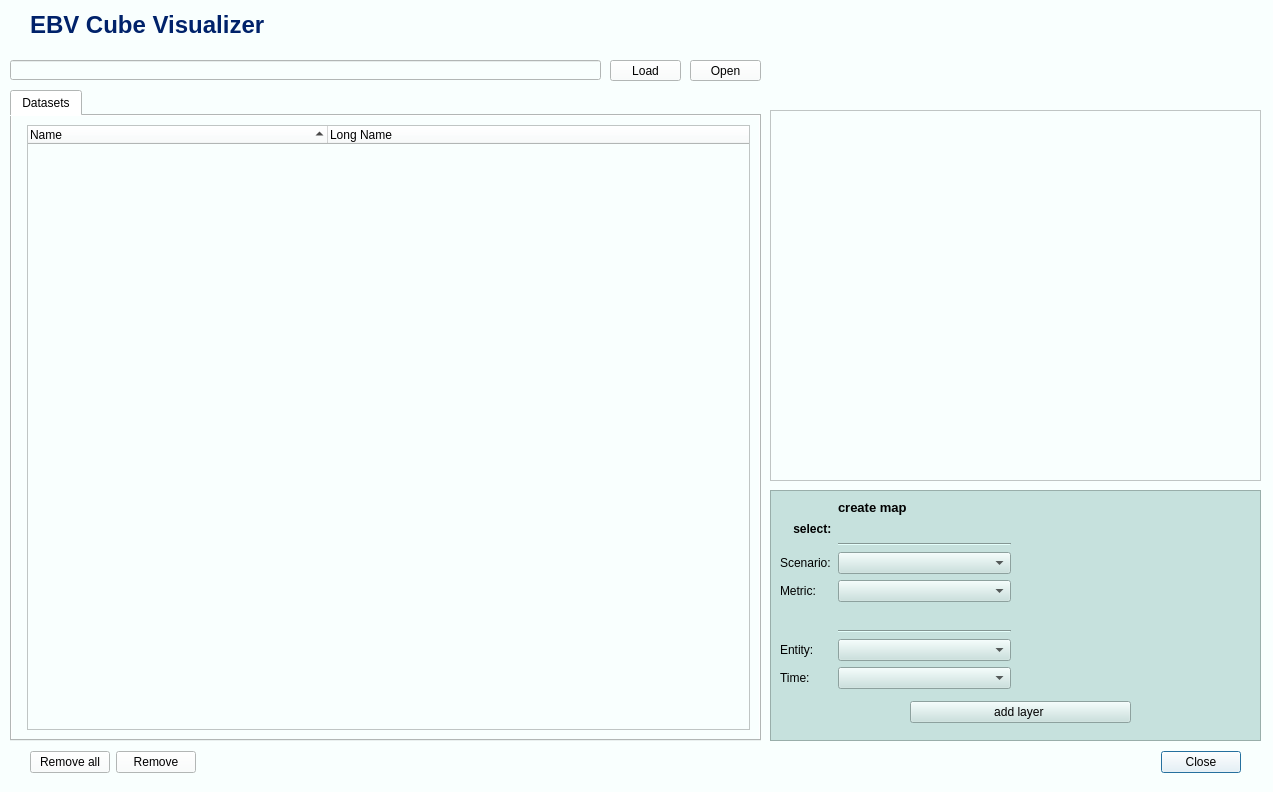
The window that EBVCubeVisualizer.ui (EBVcube/EBVCubeVisualizer) describes before a commit, drawn with Qt 5.
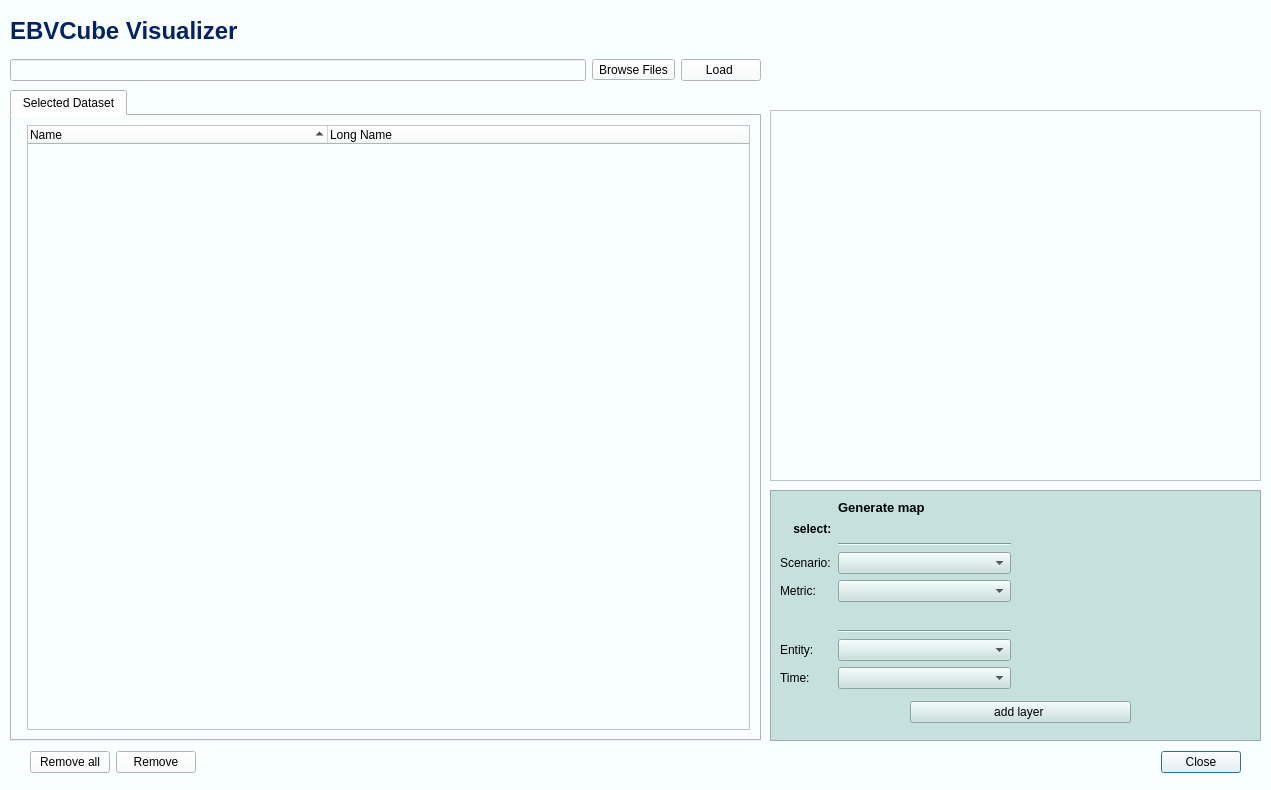
The same window after the commit.

Commit message: Names of buttons enhanced

```diff
--- a/EBVCubeVisualizer.ui
+++ b/EBVCubeVisualizer.ui
@@ -6,12 +6,12 @@
    <rect>
     <x>0</x>
     <y>0</y>
-    <width>1273</width>
-    <height>792</height>
+    <width>1271</width>
+    <height>790</height>
    </rect>
   </property>
   <property name="sizePolicy">
-   <sizepolicy hsizetype="Fixed" vsizetype="Fixed">
+   <sizepolicy hsizetype="Expanding" vsizetype="Expanding">
     <horstretch>0</horstretch>
     <verstretch>0</verstretch>
    </sizepolicy>
@@ -49,25 +49,6 @@
   <property name="modal">
    <bool>false</bool>
   </property>
-  <widget class="QLabel" name="label_6">
-   <property name="geometry">
-    <rect>
-     <x>30</x>
-     <y>10</y>
-     <width>271</width>
-     <height>31</height>
-    </rect>
-   </property>
-   <property name="font">
-    <font>
-     <weight>75</weight>
-     <bold>true</bold>
-    </font>
-   </property>
-   <property name="text">
-    <string>&lt;html&gt;&lt;head/&gt;&lt;body&gt;&lt;p&gt;&lt;span style=&quot; font-size:18pt; font-weight:600; color:#00226a;&quot;&gt;EBV Cube Visualizer&lt;/span&gt;&lt;/p&gt;&lt;/body&gt;&lt;/html&gt;</string>
-   </property>
-  </widget>
   <widget class="QWidget" name="gridLayoutWidget">
    <property name="geometry">
     <rect>
@@ -91,7 +72,7 @@
       </property>
       <widget class="QWidget" name="tab">
        <attribute name="title">
-        <string>Datasets</string>
+        <string>Selected Dataset</string>
        </attribute>
        <layout class="QFormLayout" name="formLayout">
         <item row="0" column="1">
@@ -400,21 +381,49 @@
         </font>
        </property>
        <property name="text">
-        <string>&lt;html&gt;&lt;head/&gt;&lt;body&gt;&lt;p&gt;&lt;span style=&quot; font-size:10pt;&quot;&gt;create map&lt;/span&gt;&lt;/p&gt;&lt;/body&gt;&lt;/html&gt;</string>
+        <string>&lt;html&gt;&lt;head/&gt;&lt;body&gt;&lt;p&gt;&lt;span style=&quot; font-size:10pt;&quot;&gt;Generate map&lt;/span&gt;&lt;/p&gt;&lt;/body&gt;&lt;/html&gt;</string>
        </property>
       </widget>
      </item>
     </layout>
    </widget>
   </widget>
+  <widget class="QWidget" name="">
+   <property name="geometry">
+    <rect>
+     <x>10</x>
+     <y>10</y>
+     <width>751</width>
+     <height>71</height>
+    </rect>
+   </property>
+   <layout class="QGridLayout" name="gridLayout_2">
+    <property name="sizeConstraint">
+     <enum>QLayout::SetDefaultConstraint</enum>
+    </property>
+    <item row="0" column="0">
+     <widget class="QLabel" name="label_6">
+      <property name="font">
+       <font>
+        <weight>75</weight>
+        <bold>true</bold>
+       </font>
+      </property>
+      <property name="text">
+       <string>&lt;html&gt;&lt;head/&gt;&lt;body&gt;&lt;p&gt;&lt;span style=&quot; font-size:18pt; color:#00226a;&quot;&gt;EBVCube Visualizer&lt;/span&gt;&lt;/p&gt;&lt;/body&gt;&lt;/html&gt;</string>
+      </property>
+     </widget>
+    </item>
+    <item row="1" column="0">
+     <widget class="QLineEdit" name="text_set"/>
+    </item>
+    <item row="1" column="1">
   <widget class="QToolButton" name="btn_inputFile">
-   <property name="geometry">
-    <rect>
-     <x>610</x>
-     <y>60</y>
-     <width>71</width>
-     <height>21</height>
-    </rect>
+      <property name="sizePolicy">
+       <sizepolicy hsizetype="Fixed" vsizetype="Fixed">
+        <horstretch>0</horstretch>
+        <verstretch>0</verstretch>
+       </sizepolicy>
    </property>
    <property name="minimumSize">
     <size>
@@ -438,18 +447,12 @@
     <string>&lt;html&gt;&lt;head/&gt;&lt;body&gt;&lt;p align=&quot;center&quot;&gt;&lt;br/&gt;&lt;/p&gt;&lt;/body&gt;&lt;/html&gt;</string>
    </property>
    <property name="text">
-    <string>Load</string>
-   </property>
-  </widget>
+       <string>Browse Files</string>
+      </property>
+     </widget>
+    </item>
+    <item row="1" column="2">
   <widget class="QPushButton" name="btn_load">
-   <property name="geometry">
-    <rect>
-     <x>690</x>
-     <y>60</y>
-     <width>71</width>
-     <height>21</height>
-    </rect>
-   </property>
    <property name="sizePolicy">
     <sizepolicy hsizetype="Fixed" vsizetype="Fixed">
      <horstretch>0</horstretch>
@@ -457,21 +460,14 @@
     </sizepolicy>
    </property>
    <property name="text">
-    <string>Open</string>
+       <string>Load </string>
    </property>
    <property name="autoRepeat">
     <bool>false</bool>
    </property>
   </widget>
-  <widget class="QLineEdit" name="text_set">
-   <property name="geometry">
-    <rect>
-     <x>10</x>
-     <y>60</y>
-     <width>591</width>
-     <height>20</height>
-    </rect>
-   </property>
+    </item>
+   </layout>
   </widget>
  </widget>
  <resources/>
```
Lines whose indentation alone changed are shown as unchanged.
